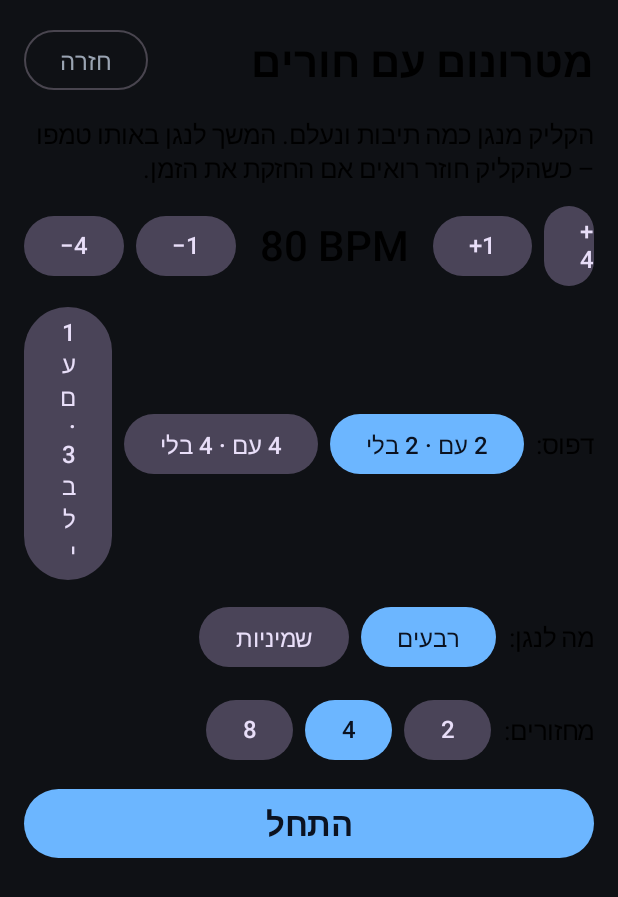
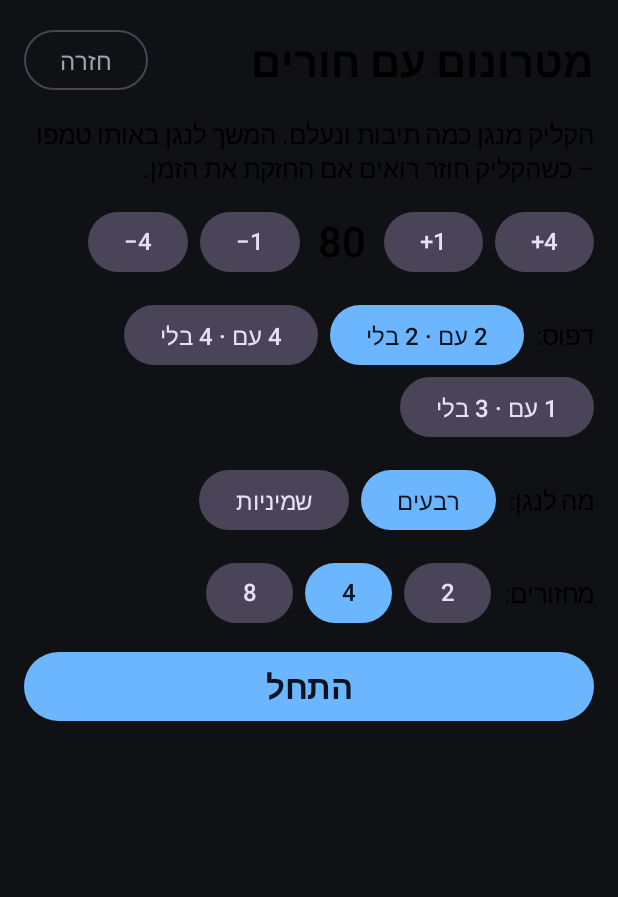
Before and after one commit to Amihay11/test, an Android app built with Jetpack Compose: the screen it shows after launch (MainActivity), after a tap on "מטרונום עם חורים", on a phone screen of 412 x 824 dp. Shown: the top 897 px of the screen. Run offline under Robolectric (Android 15) with nearby library versions, the phone set to English and light mode, and no system bars; our stand-ins replace Room's generated code; 7 statements that could not run were skipped.

Commit message:
Wrap button rows on narrow phone screens
The home, practice and gap-metronome button rows overflowed at phone
width (seen on an emulator run); use FlowRow so they wrap instead.

Co-Authored-By: Claude Opus 5.5 <noreply@anthropic.com>
Claude-Session: https://claude.ai/code/session_01BVBTHmyH3btR6nHnEWdLFK

```diff
--- a/drum-trainer/app/src/main/java/com/amihay/drumtrainer/ui/Components.kt
+++ b/drum-trainer/app/src/main/java/com/amihay/drumtrainer/ui/Components.kt
@@ -185,7 +185,7 @@ fun BpmStepper(bpm: Int, onChange: (Int) -> Unit, enabled: Boolean = true) {
         Row(verticalAlignment = Alignment.CenterVertically, horizontalArrangement = Arrangement.spacedBy(8.dp)) {
             FilledTonalButton(onClick = { onChange((bpm - 4).coerceAtLeast(30)) }, enabled = enabled) { Text("−4") }
             FilledTonalButton(onClick = { onChange((bpm - 1).coerceAtLeast(30)) }, enabled = enabled) { Text("−1") }
-            Text("$bpm BPM", style = MaterialTheme.typography.headlineMedium, modifier = Modifier.padding(horizontal = 8.dp))
+            Text("$bpm", style = MaterialTheme.typography.headlineMedium, modifier = Modifier.padding(horizontal = 4.dp))
             FilledTonalButton(onClick = { onChange((bpm + 1).coerceAtMost(260)) }, enabled = enabled) { Text("+1") }
             FilledTonalButton(onClick = { onChange((bpm + 4).coerceAtMost(260)) }, enabled = enabled) { Text("+4") }
         }
--- a/drum-trainer/app/src/main/java/com/amihay/drumtrainer/ui/GapScreen.kt
+++ b/drum-trainer/app/src/main/java/com/amihay/drumtrainer/ui/GapScreen.kt
@@ -204,9 +204,10 @@ fun GapScreen(app: AppState) {
     }
 }
 
+@OptIn(ExperimentalLayoutApi::class)
 @Composable
 private fun <T> Choice(label: String, options: List<T>, selected: T, name: (T) -> String, onSelect: (T) -> Unit) {
-    Row(verticalAlignment = Alignment.CenterVertically, horizontalArrangement = Arrangement.spacedBy(8.dp)) {
+    FlowRow(horizontalArrangement = Arrangement.spacedBy(8.dp), itemVerticalAlignment = Alignment.CenterVertically) {
         Text("$label:", style = MaterialTheme.typography.bodyLarge)
         options.forEach { o ->
             if (o == selected) Button(onClick = {}) { Text(name(o)) }
--- a/drum-trainer/app/src/main/java/com/amihay/drumtrainer/ui/HomeScreen.kt
+++ b/drum-trainer/app/src/main/java/com/amihay/drumtrainer/ui/HomeScreen.kt
@@ -4,6 +4,8 @@ import androidx.compose.foundation.background
 import androidx.compose.foundation.clickable
 import androidx.compose.foundation.layout.Arrangement
 import androidx.compose.foundation.layout.Column
+import androidx.compose.foundation.layout.ExperimentalLayoutApi
+import androidx.compose.foundation.layout.FlowRow
 import androidx.compose.foundation.layout.Row
 import androidx.compose.foundation.layout.Spacer
 import androidx.compose.foundation.layout.fillMaxSize
@@ -24,6 +26,7 @@ import androidx.compose.ui.Alignment
 import androidx.compose.ui.Modifier
 import androidx.compose.ui.unit.dp
 
+@OptIn(ExperimentalLayoutApi::class)
 @Composable
 fun HomeScreen(app: AppState) {
     val progressFlow = remember { app.dao.allProgress() }
@@ -49,14 +52,17 @@ fun HomeScreen(app: AppState) {
             }
         }
         item {
-            Row(horizontalArrangement = Arrangement.spacedBy(8.dp)) {
+            FlowRow(horizontalArrangement = Arrangement.spacedBy(8.dp)) {
                 Button(onClick = { app.screen = Screen.Calibration }) { Text("כיול") }
                 FilledTonalButton(onClick = { app.screen = Screen.Gap }) { Text("מטרונום עם חורים") }
                 FilledTonalButton(onClick = { app.screen = Screen.History }) { Text("היסטוריה") }
             }
         }
         item {
-            Row(verticalAlignment = Alignment.CenterVertically, horizontalArrangement = Arrangement.spacedBy(8.dp)) {
+            FlowRow(
+                horizontalArrangement = Arrangement.spacedBy(8.dp),
+                itemVerticalAlignment = Alignment.CenterVertically,
+            ) {
                 Text("תיבות בסבב:", style = MaterialTheme.typography.bodyLarge)
                 listOf(2, 4, 8, 16).forEach { n ->
                     val selected = app.settings.barsPerRound == n
--- a/drum-trainer/app/src/main/java/com/amihay/drumtrainer/ui/PracticeScreen.kt
+++ b/drum-trainer/app/src/main/java/com/amihay/drumtrainer/ui/PracticeScreen.kt
@@ -59,6 +59,7 @@ private data class Outcome(
     val streak: Int,
 )
 
+@OptIn(ExperimentalLayoutApi::class)
 @Composable
 fun PracticeScreen(app: AppState, ex: Exercise) {
     val scope = rememberCoroutineScope()
@@ -161,7 +162,7 @@ fun PracticeScreen(app: AppState, ex: Exercise) {
 
             Phase.RESULTS -> outcome?.let { o ->
                 RoundResults(ex, o)
-                Row(horizontalArrangement = Arrangement.spacedBy(8.dp)) {
+                FlowRow(horizontalArrangement = Arrangement.spacedBy(8.dp)) {
                     Button(onClick = ::startRound) { Text("סבב נוסף ב-$bpm BPM") }
                     FilledTonalButton(onClick = { phase = Phase.SETUP }) { Text("הגדרות") }
                 }
@@ -213,13 +214,14 @@ private fun LiveRound(ex: Exercise, p: RoundPlan, runner: RoundRunner) {
     }
 }
 
+@OptIn(ExperimentalLayoutApi::class)
 @Composable
 private fun SelfRating(onRate: (Int?) -> Unit) {
     Column(verticalArrangement = Arrangement.spacedBy(12.dp)) {
         Text("איך הרגיש הסבב?", style = MaterialTheme.typography.headlineMedium)
         Text("קודם תחושה, אחר כך מספרים – כך האוזן הפנימית לומדת לשפוט את עצמה.",
             style = MaterialTheme.typography.bodyLarge, color = Palette.muted)
-        Row(horizontalArrangement = Arrangement.spacedBy(8.dp)) {
+        FlowRow(horizontalArrangement = Arrangement.spacedBy(8.dp)) {
             (1..5).forEach { r -> Button(onClick = { onRate(r) }) { Text("$r", style = MaterialTheme.typography.titleLarge) } }
         }
         Text("1 = מפוזר לגמרי · 5 = נעול על הקליק", style = MaterialTheme.typography.bodyMedium, color = Palette.muted)
```
